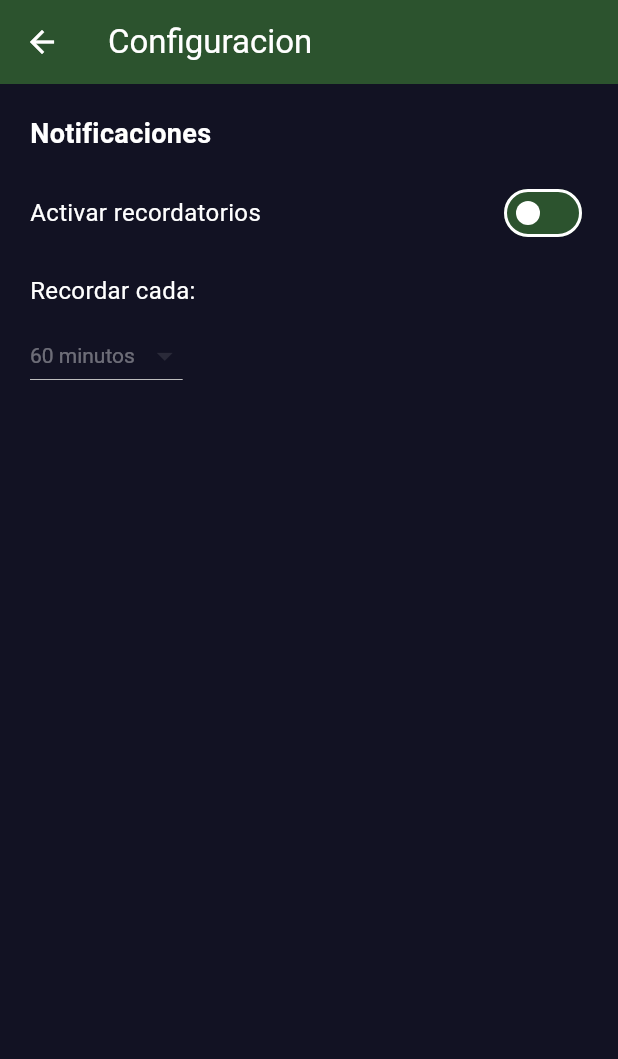
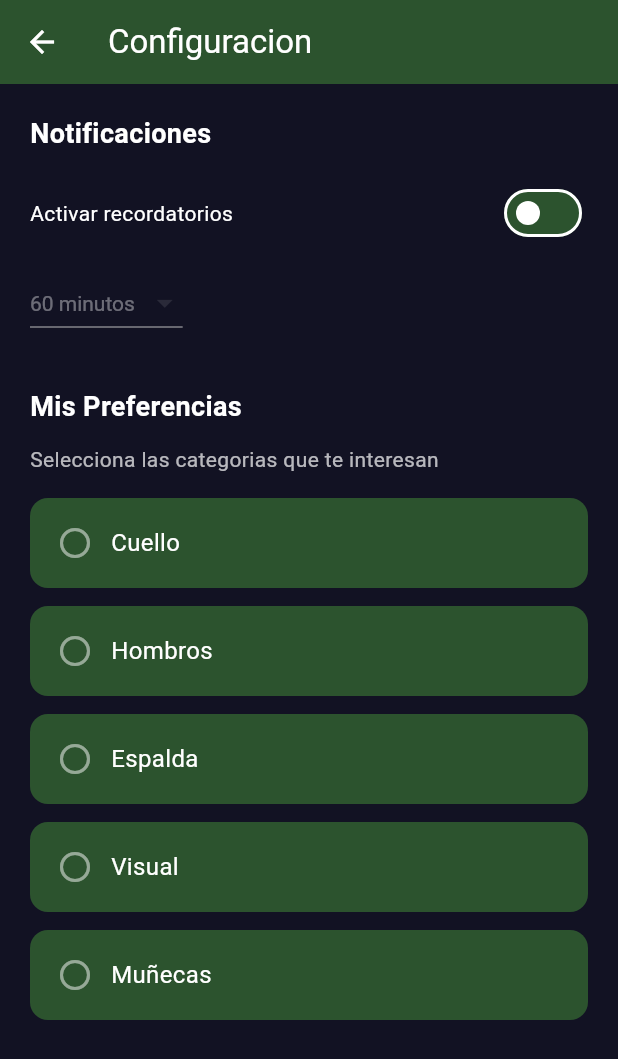
Before and after one commit to Fnav63/ActiveBreaksMobile, a Flutter app: the screen it shows after launch, after a tap on "Configuracion", on a phone screen of 412 x 824 dp. Shown: the top 1059 px of the screen. Run offline on Flutter 3.47's test engine with Material 3 defaults, Android fonts, the phone set to English and light mode, and no system bars; our stand-ins replace flutter_local_notifications, share_plus, shared_preferences; missing offline and left inert: workmanager; project files that could hold a hidden picture were left out.

Commit message:
Implementación de opciones de preferencias en la pantalla de ajustes

```diff
--- a/lib/main.dart
+++ b/lib/main.dart
@@ -18,6 +18,7 @@ import 'screens/history_screen.dart';
 import 'viewmodels/beta_testing_viewmodel.dart';
 import 'screens/beta_testing_screen.dart';
 import 'services/work_manager_service.dart';
+import 'viewmodels/preferences_viewmodel.dart';
 
 void main() async {
   WidgetsFlutterBinding.ensureInitialized();
@@ -54,7 +55,9 @@ class ActiveBreaksApp extends StatelessWidget {
     return MultiProvider(
       providers: [
         ChangeNotifierProvider(
-          create: (_) => BreaksViewModel(),
+          create: (_) => BreaksViewModel(
+            storageService: storageService,
+          ),
         ),
         ChangeNotifierProvider(
           create: (_) => ProfileViewModel(
@@ -71,6 +74,11 @@ class ActiveBreaksApp extends StatelessWidget {
         ),
         ChangeNotifierProvider(
           create: (_) => BetaTestingViewModel(),
+        ),
+        ChangeNotifierProvider(
+          create: (_) => PreferencesViewModel(
+            storageService: storageService,
+          ),
         ),
       ],
       child: MaterialApp(
--- a/lib/screens/home_screen.dart
+++ b/lib/screens/home_screen.dart
@@ -1,6 +1,7 @@
 import 'package:flutter/material.dart';
 import 'package:provider/provider.dart';
 import '../viewmodels/profile_viewmodel.dart';
+import '../viewmodels/breaks_viewmodel.dart';
 
 class HomeScreen extends StatefulWidget {
   const HomeScreen({super.key});
@@ -80,6 +81,7 @@ class _HomeScreenState extends State<HomeScreen> {
                 const SizedBox(height: 30),
                 ElevatedButton(
                   onPressed: () {
+                    context.read<BreaksViewModel>().loadPreferencesAndFilter();
                     Navigator.pushNamed(context, '/breaks');
                   },
                   child: const Text('Ver Pausas Activas'),
--- a/lib/screens/profile_screen.dart
+++ b/lib/screens/profile_screen.dart
@@ -47,7 +47,9 @@ class _ProfileScreenState extends State<ProfileScreen> {
           ),
         ],
       ),
-      body: Center(
+      body: SafeArea(
+        child: SingleChildScrollView(
+          child: Center(
             child: ConstrainedBox(
               constraints: const BoxConstraints(maxWidth: 400),
               child: Padding(
@@ -80,7 +82,7 @@ class _ProfileScreenState extends State<ProfileScreen> {
                         ),
                         textAlign: TextAlign.center,
                         decoration: InputDecoration(
-                      hintText: 'Tu nombre completo',
+                          hintText: 'Nombre',
                           hintStyle: TextStyle(
                               color: colors.onSurface.withAlpha(102)),
                           enabledBorder: UnderlineInputBorder(
@@ -140,6 +142,8 @@ class _ProfileScreenState extends State<ProfileScreen> {
               ),
             ),
           ),
+        ),
+      ),
     );
   }
 
--- a/lib/screens/settings_screen.dart
+++ b/lib/screens/settings_screen.dart
@@ -1,20 +1,36 @@
 import 'package:flutter/material.dart';
 import 'package:provider/provider.dart';
 import '../viewmodels/profile_viewmodel.dart';
+import '../viewmodels/preferences_viewmodel.dart';
 
-class SettingsScreen extends StatelessWidget {
+class SettingsScreen extends StatefulWidget {
   const SettingsScreen({super.key});
+
+  @override
+  State<SettingsScreen> createState() => _SettingsScreenState();
+}
+
+class _SettingsScreenState extends State<SettingsScreen> {
+  @override
+  void initState() {
+    super.initState();
+    WidgetsBinding.instance.addPostFrameCallback((_) {
+      context.read<PreferencesViewModel>().loadPreferences();
+    });
+  }
 
   @override
   Widget build(BuildContext context) {
     final colors = Theme.of(context).colorScheme;
-    final vm = context.watch<ProfileViewModel>();
+    final profileVm = context.watch<ProfileViewModel>();
+    final prefVm = context.watch<PreferencesViewModel>();
 
     return Scaffold(
       appBar: AppBar(
         title: const Text('Configuracion'),
       ),
-      body: Padding(
+      body: SafeArea(
+        child: SingleChildScrollView(
           padding: const EdgeInsets.all(20),
           child: Column(
             crossAxisAlignment: CrossAxisAlignment.start,
@@ -34,28 +50,20 @@ class SettingsScreen extends StatelessWidget {
                   Text(
                     'Activar recordatorios',
                     style: TextStyle(
-                    fontSize: 16,
+                      fontSize: 14,
                       color: colors.onSurface,
                     ),
                   ),
                   Switch(
-                  value: vm.notifEnabled,
-                  onChanged: (val) => vm.toggleNotifications(val),
+                    value: profileVm.notifEnabled,
+                    onChanged: (val) => profileVm.toggleNotifications(val),
                     activeThumbColor: colors.secondary,
                   ),
                 ],
               ),
-            const SizedBox(height: 16),
-            Text(
-              'Recordar cada:',
-              style: TextStyle(
-                fontSize: 16,
-                color: colors.onSurface,
-              ),
-            ),
-            const SizedBox(height: 8),
+              const SizedBox(height: 12),
               DropdownButton<int>(
-              value: vm.notifIntervalMinutes,
+                value: profileVm.notifIntervalMinutes,
                 dropdownColor: colors.surface,
                 style: TextStyle(color: colors.onSurface),
                 items: ProfileViewModel.intervalOptions
@@ -64,13 +72,75 @@ class SettingsScreen extends StatelessWidget {
                           child: Text('$m minutos'),
                         ))
                     .toList(),
-              onChanged: vm.notifEnabled
+                onChanged: profileVm.notifEnabled
                     ? (val) {
-                      if (val != null) vm.setNotifInterval(val);
+                        if (val != null) profileVm.setNotifInterval(val);
                       }
                     : null,
               ),
+              const SizedBox(height: 32),
+              Text(
+                'Mis Preferencias',
+                style: TextStyle(
+                  fontSize: 18,
+                  fontWeight: FontWeight.bold,
+                  color: colors.onSurface,
+                ),
+              ),
+              const SizedBox(height: 12),
+              Text(
+                'Selecciona las categorias que te interesan',
+                style: TextStyle(
+                  fontSize: 14,
+                  color: colors.onSurface.withAlpha(179),
+                ),
+              ),
+              const SizedBox(height: 16),
+              ...PreferencesViewModel.allCategories.map((category) {
+                final isSelected = prefVm.selectedCategories.contains(category);
+                return Padding(
+                  padding: const EdgeInsets.only(bottom: 12),
+                  child: GestureDetector(
+                    onTap: () => prefVm.toggleCategory(category),
+                    child: Container(
+                      padding: const EdgeInsets.all(16),
+                      decoration: BoxDecoration(
+                        color: isSelected ? colors.primary : colors.surface,
+                        borderRadius: BorderRadius.circular(12),
+                        border: Border.all(
+                          color: isSelected ? colors.primary : Colors.transparent,
+                          width: 2,
+                        ),
+                      ),
+                      child: Row(
+                        children: [
+                          Icon(
+                            isSelected
+                                ? Icons.check_circle
+                                : Icons.radio_button_unchecked,
+                            color: isSelected
+                                ? Colors.white
+                                : colors.onSurface.withAlpha(128),
+                          ),
+                          const SizedBox(width: 12),
+                          Text(
+                            category,
+                            style: TextStyle(
+                              fontSize: 16,
+                              color: Colors.white,
+                              fontWeight: isSelected
+                                  ? FontWeight.bold
+                                  : FontWeight.normal,
+                            ),
+                          ),
                         ],
+                      ),
+                    ),
+                  ),
+                );
+              }),
+            ],
+          ),
         ),
       ),
     );
--- a/lib/services/storage_service.dart
+++ b/lib/services/storage_service.dart
@@ -65,6 +65,16 @@ class StorageService {
     await prefs.setInt(_keyTotalBreaksCount, count + 1);
   }
 
+  Future<List<String>> getSelectedCategories() async {
+    final prefs = await SharedPreferences.getInstance();
+    return prefs.getStringList('selected_categories') ?? [];
+  }
+
+  Future<void> saveSelectedCategories(List<String> categories) async {
+    final prefs = await SharedPreferences.getInstance();
+    await prefs.setStringList('selected_categories', categories);
+  }
+
   Future<int> getTotalBreaksCount() async {
     final prefs = await SharedPreferences.getInstance();
     return prefs.getInt(_keyTotalBreaksCount) ?? 0;
--- a/lib/viewmodels/breaks_viewmodel.dart
+++ b/lib/viewmodels/breaks_viewmodel.dart
@@ -1,7 +1,12 @@
 import 'package:flutter/foundation.dart';
 import '../models/active_break.dart';
+import '../services/storage_service.dart';
 
 class BreaksViewModel extends ChangeNotifier {
+  final StorageService _storageService;
+
+  BreaksViewModel({required StorageService storageService})
+      : _storageService = storageService;
 
   final List<ActiveBreak> _breaks = const [
     ActiveBreak(
@@ -104,5 +109,17 @@ class BreaksViewModel extends ChangeNotifier {
     notifyListeners();
   }
 
+  Future<void> loadPreferencesAndFilter() async {
+    final selectedCategories = await _storageService.getSelectedCategories();
+
+    if (selectedCategories.isNotEmpty) {
+      _selectedCategory = selectedCategories.first;
+    } else {
+      _selectedCategory = 'Todas';
+    }
+
+    notifyListeners();
+  }
+
   ActiveBreak getBreakById(int index) => _breaks[index];
 }
--- /dev/null
+++ b/lib/viewmodels/preferences_viewmodel.dart
@@ -0,0 +1,45 @@
+import 'package:flutter/foundation.dart';
+import '../services/storage_service.dart';
+
+class PreferencesViewModel extends ChangeNotifier {
+  final StorageService _storageService;
+
+  PreferencesViewModel({required StorageService storageService})
+      : _storageService = storageService;
+
+  List<String> _selectedCategories = [];
+  bool _isLoading = true;
+
+  List<String> get selectedCategories => _selectedCategories;
+  bool get isLoading => _isLoading;
+
+  static const List<String> allCategories = [
+    'Cuello',
+    'Hombros',
+    'Espalda',
+    'Visual',
+    'Muñecas',
+  ];
+
+  Future<void> loadPreferences() async {
+    _isLoading = true;
+    notifyListeners();
+
+    _selectedCategories = await _storageService.getSelectedCategories();
+
+    _isLoading = false;
+    notifyListeners();
+  }
+
+  Future<void> toggleCategory(String category) async {
+    if (_selectedCategories.contains(category)) {
+      _selectedCategories.remove(category);
+    } else {
+      _selectedCategories.clear();
+      _selectedCategories.add(category);
+    }
+
+    await _storageService.saveSelectedCategories(_selectedCategories);
+    notifyListeners();
+  }
+}
```
Lines whose indentation alone changed are shown as unchanged.
